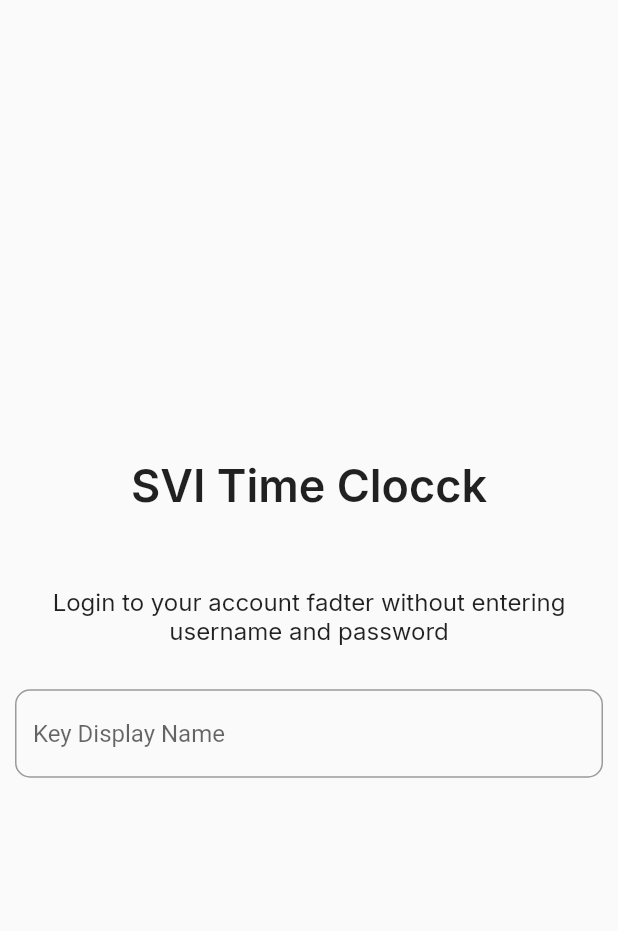
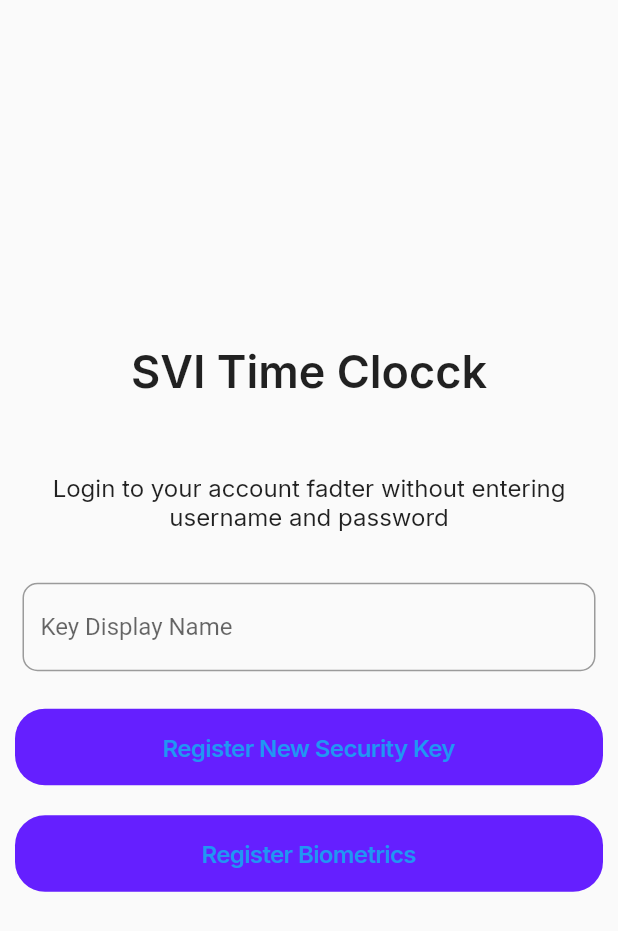
Before and after one commit to fad16papa/SVI_TIME_CLOCK_APP, a Flutter app: the LoginSecretKeyScreen screen opened directly, on a phone screen of 412 x 824 dp. Shown: the top 931 px of the screen. Run offline on Flutter 3.47's test engine with Material 2 defaults, Android fonts, the phone set to English and light mode, and no system bars; our stand-ins replace google_fonts, local_auth.

Commit message:
Commit changes

```diff
--- a/lib/screens/login_main_screen.dart
+++ b/lib/screens/login_main_screen.dart
@@ -31,7 +31,7 @@ class _LogInMainScreenState extends State<LogInMainScreen> {
             crossAxisAlignment: CrossAxisAlignment.stretch,
             children: <Widget>[
               TitleMain('SVI Time Clock'),
-              InputData('UserName'),
+              InputData('UserName', null),
               ButtonColor('Log In with Security Key', () {}, _buttonColor),
               ButtonColor('Log In with Biometrics', () {}, _buttonColor),
               DividerCustom('OR'),
--- a/lib/screens/login_secretkey_screen.dart
+++ b/lib/screens/login_secretkey_screen.dart
@@ -1,5 +1,6 @@
 import 'package:flutter/cupertino.dart';
 import 'package:flutter/material.dart';
+import 'package:svi_time_clock_app/widgets/button_color.dart';
 import 'package:svi_time_clock_app/widgets/input_data.dart';
 import 'package:svi_time_clock_app/widgets/text_plain.dart';
 import 'package:svi_time_clock_app/widgets/title_main.dart';
@@ -25,7 +26,9 @@ class LoginSecretKeyScreen extends StatelessWidget {
                   TitleMain('SVI Time Clocck'),
                   TextPlain(
                       'Login to your account fadter without entering username and password'),
-                  InputData('Key Display Name'),
+                  InputData('Key Display Name', 10),
+                  ButtonColor('Register New Security Key', () {}, _buttonColor),
+                  ButtonColor('Register Biometrics', () {}, _buttonColor),
                 ],
               ),
             ),
--- a/lib/widgets/input_data.dart
+++ b/lib/widgets/input_data.dart
@@ -2,13 +2,18 @@ import 'package:flutter/material.dart';
 
 class InputData extends StatelessWidget {
   final String hintTextInput;
+  double marginBottom;
 
-  InputData(this.hintTextInput);
+  InputData(this.hintTextInput, this.marginBottom);
 
   @override
   Widget build(BuildContext context) {
+    if (marginBottom == null) {
+      marginBottom = 5;
+    }
+
     return Container(
-      margin: EdgeInsets.all(5),
+      margin: EdgeInsets.all(marginBottom),
       padding: EdgeInsets.all(5),
       child: TextField(
         decoration: InputDecoration(
```
